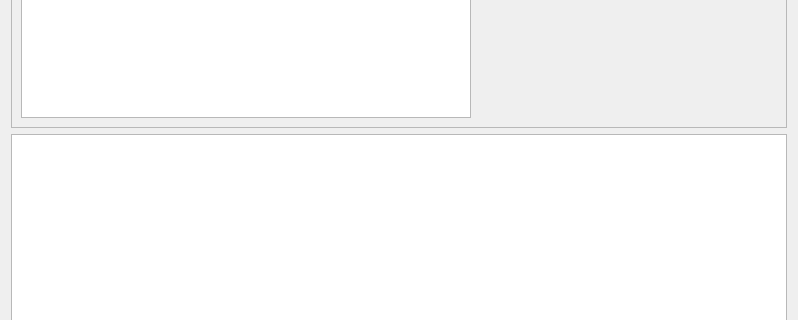
dekarh/MScan, file mNote_win.ui: the form before one commit; both pictures show x 0 to 798 and y 491 to 811 of the 798 by 953 pixel window.
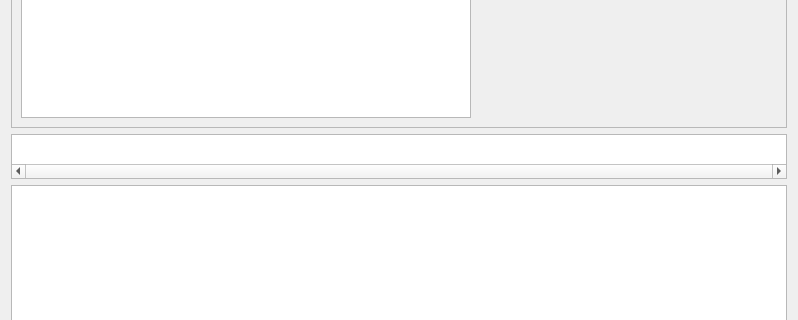
The form after the commit.

```diff
--- a/mNote_win.ui
+++ b/mNote_win.ui
@@ -476,6 +476,28 @@
      </layout>
     </widget>
    </item>
+   <item>
+    <widget class="QTableWidget" name="tableFotos">
+     <property name="maximumSize">
+      <size>
+       <width>16777215</width>
+       <height>45</height>
+      </size>
+     </property>
+     <property name="verticalScrollBarPolicy">
+      <enum>Qt::ScrollBarAlwaysOff</enum>
+     </property>
+     <property name="horizontalScrollBarPolicy">
+      <enum>Qt::ScrollBarAlwaysOn</enum>
+     </property>
+     <attribute name="horizontalHeaderVisible">
+      <bool>false</bool>
+     </attribute>
+     <attribute name="verticalHeaderVisible">
+      <bool>false</bool>
+     </attribute>
+    </widget>
+   </item>
    <item>
     <widget class="QTextBrowser" name="anketa_html">
      <property name="html">
```
